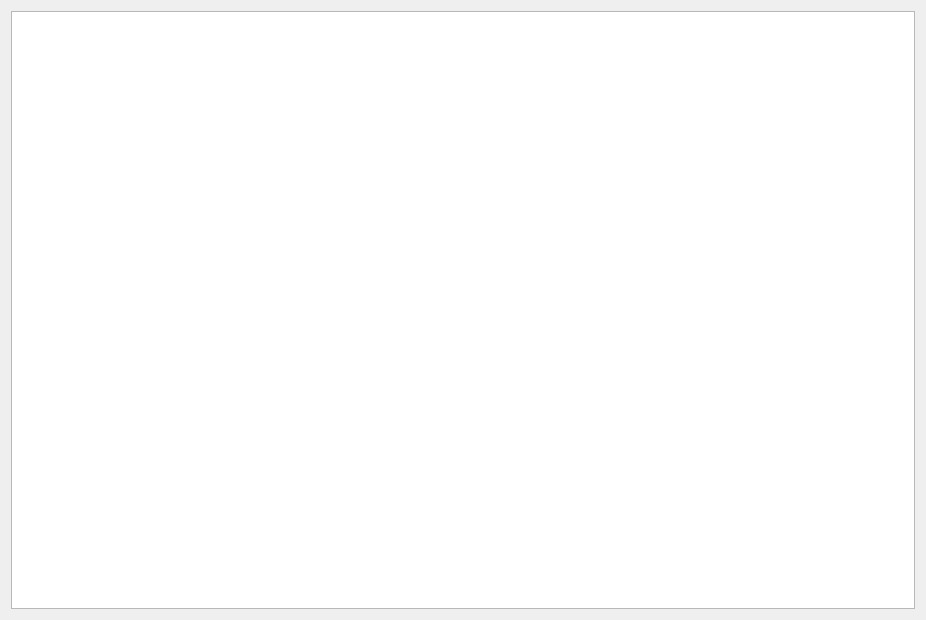
Above: QtSmallProject/MVC/View/tableview.ui from Cgf1020/QtExample before the change. Below: the same form after it.
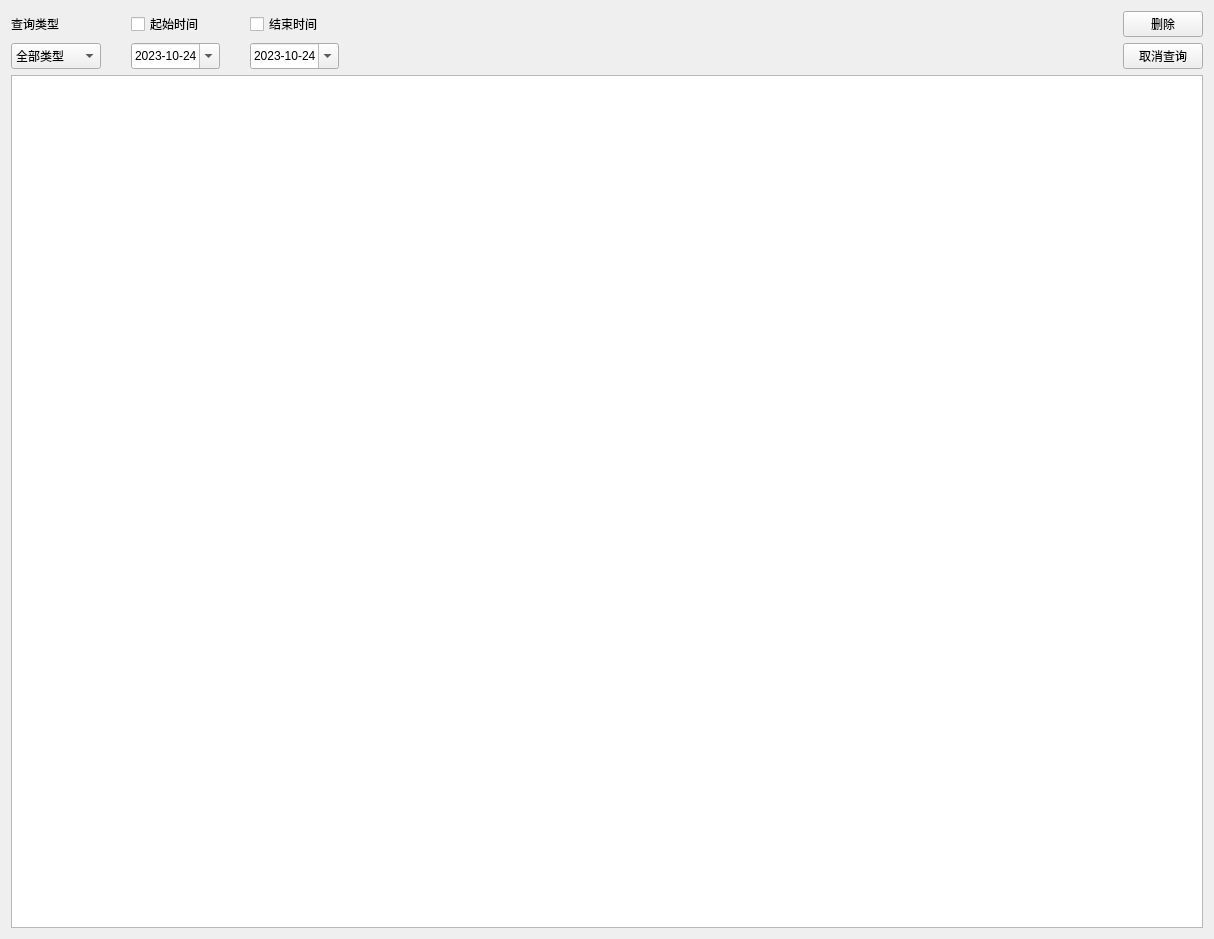
That is the form after the change.

Patch:
```diff
--- a/QtSmallProject/MVC/View/tableview.ui
+++ b/QtSmallProject/MVC/View/tableview.ui
@@ -6,15 +6,196 @@
    <rect>
     <x>0</x>
     <y>0</y>
-    <width>926</width>
-    <height>620</height>
+    <width>1214</width>
+    <height>939</height>
    </rect>
   </property>
   <property name="windowTitle">
    <string>Form</string>
   </property>
-  <layout class="QGridLayout" name="gridLayout">
+  <layout class="QGridLayout" name="gridLayout_2">
    <item row="0" column="0">
+    <layout class="QGridLayout" name="gridLayout">
+     <property name="horizontalSpacing">
+      <number>30</number>
+     </property>
+     <item row="0" column="2">
+      <widget class="QCheckBox" name="endTime_checkBox">
+       <property name="sizePolicy">
+        <sizepolicy hsizetype="Preferred" vsizetype="Preferred">
+         <horstretch>0</horstretch>
+         <verstretch>0</verstretch>
+        </sizepolicy>
+       </property>
+       <property name="text">
+        <string>结束时间</string>
+       </property>
+      </widget>
+     </item>
+     <item row="0" column="1">
+      <widget class="QCheckBox" name="startTime_checkBox">
+       <property name="sizePolicy">
+        <sizepolicy hsizetype="Preferred" vsizetype="Preferred">
+         <horstretch>0</horstretch>
+         <verstretch>0</verstretch>
+        </sizepolicy>
+       </property>
+       <property name="text">
+        <string>起始时间</string>
+       </property>
+       <property name="tristate">
+        <bool>false</bool>
+       </property>
+      </widget>
+     </item>
+     <item row="1" column="1">
+      <widget class="QDateEdit" name="fromDateEdit">
+       <property name="sizePolicy">
+        <sizepolicy hsizetype="Preferred" vsizetype="Preferred">
+         <horstretch>0</horstretch>
+         <verstretch>0</verstretch>
+        </sizepolicy>
+       </property>
+       <property name="minimumSize">
+        <size>
+         <width>0</width>
+         <height>0</height>
+        </size>
+       </property>
+       <property name="displayFormat">
+        <string>yyyy-M-d</string>
+       </property>
+       <property name="calendarPopup">
+        <bool>true</bool>
+       </property>
+       <property name="date">
+        <date>
+         <year>2023</year>
+         <month>10</month>
+         <day>24</day>
+        </date>
+       </property>
+      </widget>
+     </item>
+     <item row="0" column="0">
+      <widget class="QLabel" name="label_4">
+       <property name="text">
+        <string>查询类型</string>
+       </property>
+      </widget>
+     </item>
+     <item row="1" column="2">
+      <widget class="QDateEdit" name="toDateEdit">
+       <property name="sizePolicy">
+        <sizepolicy hsizetype="Preferred" vsizetype="Preferred">
+         <horstretch>0</horstretch>
+         <verstretch>0</verstretch>
+        </sizepolicy>
+       </property>
+       <property name="minimumSize">
+        <size>
+         <width>0</width>
+         <height>0</height>
+        </size>
+       </property>
+       <property name="displayFormat">
+        <string>yyyy-M-d</string>
+       </property>
+       <property name="calendarPopup">
+        <bool>true</bool>
+       </property>
+       <property name="date">
+        <date>
+         <year>2023</year>
+         <month>10</month>
+         <day>24</day>
+        </date>
+       </property>
+      </widget>
+     </item>
+     <item row="1" column="0">
+      <widget class="QComboBox" name="alarmType_comboBox">
+       <property name="sizePolicy">
+        <sizepolicy hsizetype="Preferred" vsizetype="Preferred">
+         <horstretch>0</horstretch>
+         <verstretch>0</verstretch>
+        </sizepolicy>
+       </property>
+       <property name="minimumSize">
+        <size>
+         <width>0</width>
+         <height>0</height>
+        </size>
+       </property>
+       <item>
+        <property name="text">
+         <string>全部类型</string>
+        </property>
+       </item>
+       <item>
+        <property name="text">
+         <string>火灾</string>
+        </property>
+       </item>
+       <item>
+        <property name="text">
+         <string>高空遮挡物</string>
+        </property>
+       </item>
+       <item>
+        <property name="text">
+         <string>温度过高</string>
+        </property>
+       </item>
+       <item>
+        <property name="text">
+         <string>冰覆盖</string>
+        </property>
+       </item>
+      </widget>
+     </item>
+     <item row="1" column="4">
+      <widget class="QPushButton" name="CancelQuery_btn">
+       <property name="sizePolicy">
+        <sizepolicy hsizetype="Preferred" vsizetype="Preferred">
+         <horstretch>0</horstretch>
+         <verstretch>0</verstretch>
+        </sizepolicy>
+       </property>
+       <property name="minimumSize">
+        <size>
+         <width>0</width>
+         <height>0</height>
+        </size>
+       </property>
+       <property name="text">
+        <string>取消查询</string>
+       </property>
+      </widget>
+     </item>
+     <item row="1" column="3">
+      <spacer name="horizontalSpacer">
+       <property name="orientation">
+        <enum>Qt::Horizontal</enum>
+       </property>
+       <property name="sizeHint" stdset="0">
+        <size>
+         <width>40</width>
+         <height>20</height>
+        </size>
+       </property>
+      </spacer>
+     </item>
+     <item row="0" column="4">
+      <widget class="QPushButton" name="delete_btn">
+       <property name="text">
+        <string>删除</string>
+       </property>
+      </widget>
+     </item>
+    </layout>
+   </item>
+   <item row="1" column="0">
     <widget class="QTableView" name="tableView"/>
    </item>
   </layout>
```
